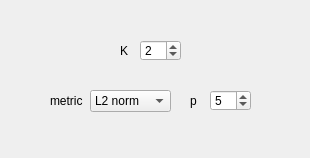
Qt form _AlgorithmsPlugins/KNN/paramsKNN.ui (b4silio/MLDemos) before a commit.
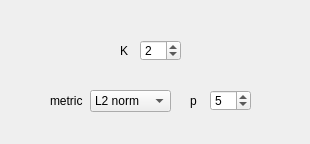
The same form after that commit.

The edit to the form file:
```diff
--- a/_AlgorithmsPlugins/KNN/paramsKNN.ui
+++ b/_AlgorithmsPlugins/KNN/paramsKNN.ui
@@ -7,7 +7,7 @@
     <x>0</x>
     <y>0</y>
     <width>310</width>
-    <height>158</height>
+    <height>144</height>
    </rect>
   </property>
   <property name="windowTitle">
```
